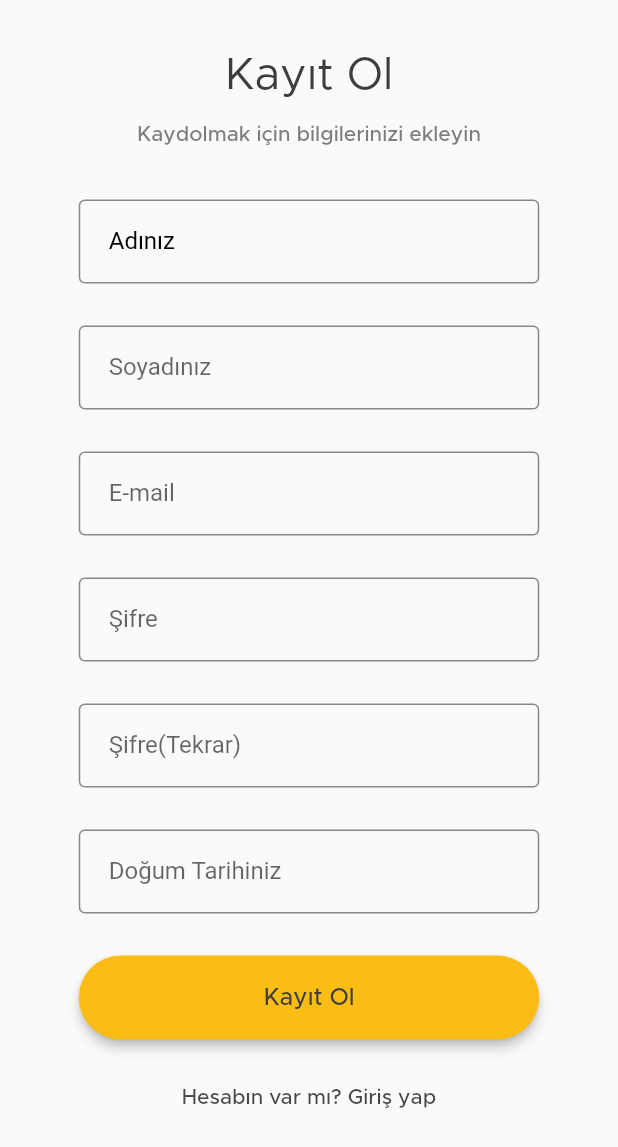
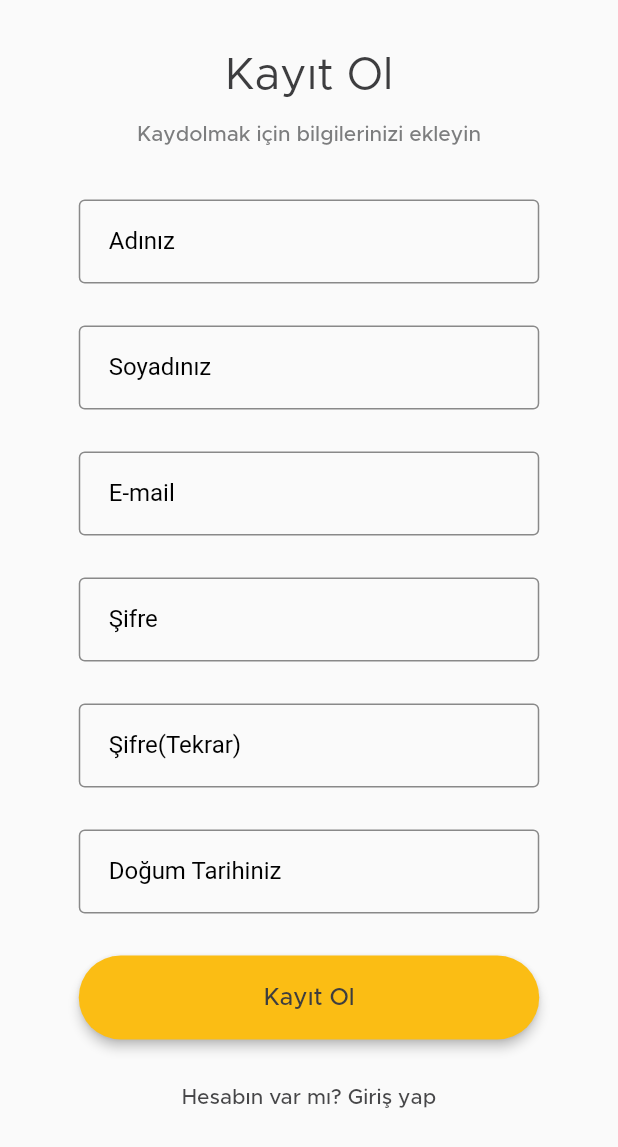
Before and after one commit to kadironer/FUTAG-Mobil-Uygulama, a Flutter app: the registerPage screen opened directly, on a phone screen of 412 x 824 dp. Shown: the top 1147 px of the screen. Run offline on Flutter 3.47's test engine with Material 2 defaults, Android fonts, the light colour scheme and no system bars.

Commit message:
LabelText added

```diff
--- a/lib/registerPage.dart
+++ b/lib/registerPage.dart
@@ -94,8 +94,11 @@ class _registerPageState extends State<registerPage> {
                     keyboardType: TextInputType.emailAddress,
                     decoration: InputDecoration(
                       contentPadding: EdgeInsets.all(20.0),
-                      hintText: "Soyadınız",
                       fillColor: Color(0xFFF2F2F2),
+                      labelText: "Soyadınız",
+                      labelStyle: TextStyle(
+                          color: Colors.black
+                      ),
                       enabledBorder: OutlineInputBorder(
                         borderSide: BorderSide(
                           width: 1.0,
@@ -127,8 +130,11 @@ class _registerPageState extends State<registerPage> {
                     keyboardType: TextInputType.emailAddress,
                     decoration: InputDecoration(
                       contentPadding: EdgeInsets.all(20.0),
-                      hintText: "E-mail",
                       fillColor: Color(0xFFF2F2F2),
+                      labelText: "E-mail",
+                      labelStyle: TextStyle(
+                          color: Colors.black
+                      ),
                       enabledBorder: OutlineInputBorder(
                         borderSide: BorderSide(
                           width: 1.0,
@@ -161,8 +167,11 @@ class _registerPageState extends State<registerPage> {
                     obscureText: true,
                     decoration: InputDecoration(
                       contentPadding: EdgeInsets.all(20.0),
-                      hintText: "Şifre",
                       fillColor: Color(0xFFF2F2F2),
+                      labelText: "Şifre",
+                      labelStyle: TextStyle(
+                          color: Colors.black
+                      ),
                       enabledBorder: OutlineInputBorder(
                         borderSide: BorderSide(
                           width: 1.0,
@@ -195,8 +204,11 @@ class _registerPageState extends State<registerPage> {
                     obscureText: true,
                     decoration: InputDecoration(
                       contentPadding: EdgeInsets.all(20.0),
-                      hintText: "Şifre(Tekrar)",
                       fillColor: Color(0xFFF2F2F2),
+                      labelText: "Şifre(Tekrar)",
+                      labelStyle: TextStyle(
+                          color: Colors.black
+                      ),
                       enabledBorder: OutlineInputBorder(
                         borderSide: BorderSide(
                           width: 1.0,
@@ -240,8 +252,11 @@ class _registerPageState extends State<registerPage> {
                     },
                     decoration: InputDecoration(
                       contentPadding: EdgeInsets.all(20.0),
-                      hintText: "Doğum Tarihiniz",
                       fillColor: Color(0xFFF2F2F2),
+                      labelText: "Doğum Tarihiniz",
+                      labelStyle: TextStyle(
+                          color: Colors.black
+                      ),
                       enabledBorder: OutlineInputBorder(
                         borderSide: BorderSide(
                           width: 1.0,
```
